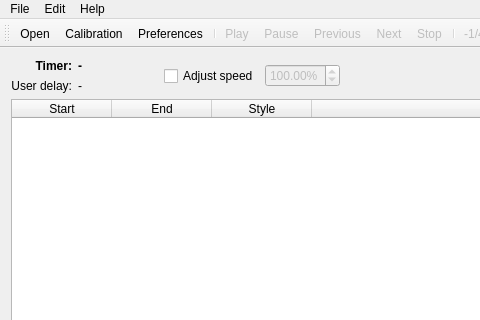
The window that mainwindow.ui (Subtivals/subtivals) describes before a commit, drawn with Qt 5; both pictures show x 0 to 480 and y 0 to 320 of the 800 by 500 pixel window.
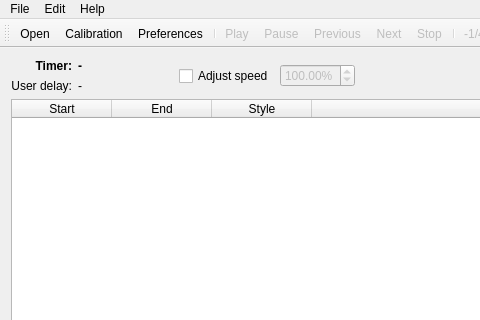
The same window after the commit. Icons and pictures are not drawn.

Commit message: Fix timer font size

What changed in the file:
```diff
--- a/mainwindow.ui
+++ b/mainwindow.ui
@@ -48,13 +48,12 @@
         </property>
         <property name="minimumSize">
          <size>
-          <width>80</width>
+          <width>95</width>
           <height>0</height>
          </size>
         </property>
         <property name="font">
          <font>
-          <pointsize>9</pointsize>
           <weight>75</weight>
           <bold>true</bold>
           <kerning>true</kerning>
```
Left out of the diff: 1 changed line with no effect on the pictures.
